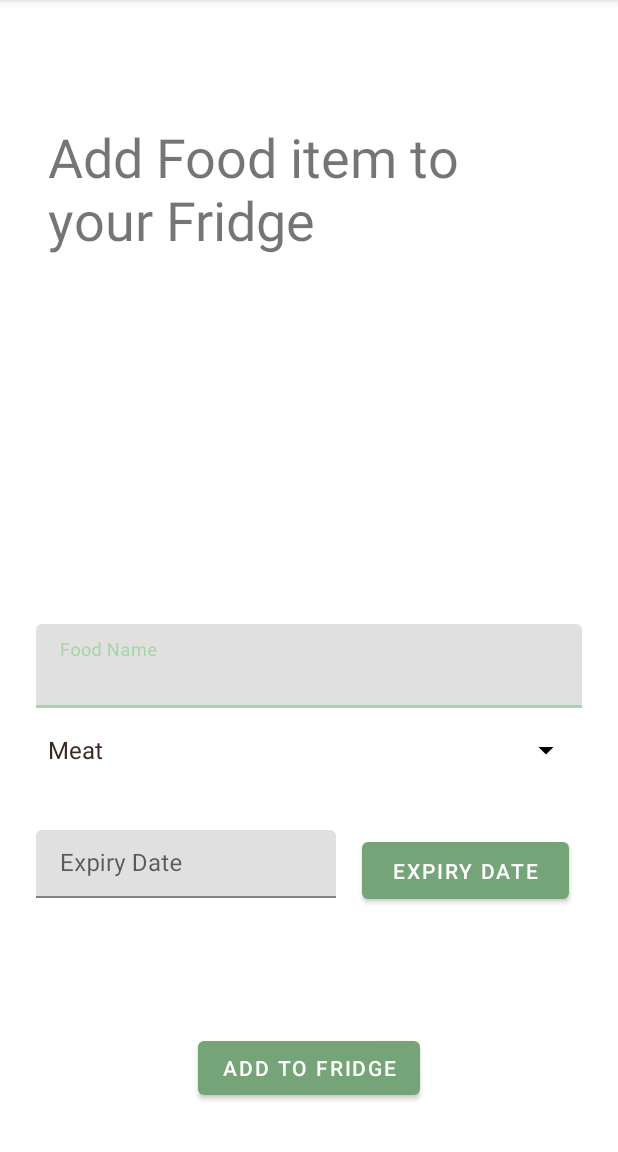
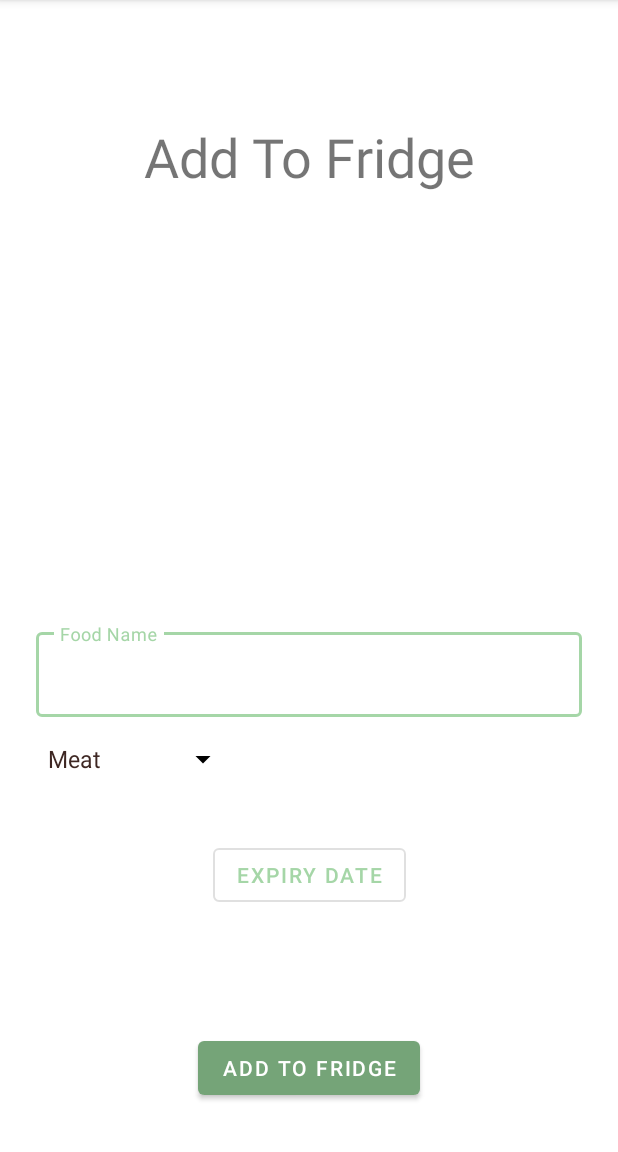
Before and after one commit to amailk/fridge-pal-android, an Android app: the AddFoodFragment screen opened directly, with no data from a screen before it, on a phone screen of 412 x 824 dp, the part 84-1236 px from its top. Run offline under Robolectric (Android 15) with nearby library versions, the phone set to English and light mode, and no system bars; Roboto replaces fonts that are not available here.

Commit message:
Update add food fragment

```diff
--- a/app/src/main/java/cp317/wlu/ca/fridgepal/fridge/AddFoodFragment.java
+++ b/app/src/main/java/cp317/wlu/ca/fridgepal/fridge/AddFoodFragment.java
@@ -28,7 +28,6 @@ import cp317.wlu.ca.fridgepal.repositories.FoodRepository;
 public class AddFoodFragment extends Fragment {
     private TextInputEditText mFoodName;
     private Spinner mFoodCategory;
-    private TextInputEditText datePicked;
     private Button selectExpiryButton;
 
     private Button mAddButton;
@@ -47,7 +46,6 @@ public class AddFoodFragment extends Fragment {
 
         mFoodName = v.findViewById(R.id.added_food_name);
         mFoodCategory = v.findViewById(R.id.added_food_category);
-        datePicked = v.findViewById(R.id.date_picked_edit_text);
         selectExpiryButton = v.findViewById(R.id.date_picker_open);
         mAddButton = v.findViewById(R.id.added_food_add_button);
 
@@ -87,8 +85,8 @@ public class AddFoodFragment extends Fragment {
 
             DatePickerDialog datePickerDialog = new DatePickerDialog(getContext(),
                     (view1, year, month, day) -> {
-                        datePicked.setText(day + "-" + (month + 1) + "-" + year);
                         expiryDate = new Date(year, month, day);
+                        selectExpiryButton.setText("Expiry: " + Food.DATE_FORMAT.format(expiryDate));
                     }, mYear, mMonth, mDay);
             datePickerDialog.show();
         });
--- a/app/src/main/java/cp317/wlu/ca/fridgepal/model/Food.java
+++ b/app/src/main/java/cp317/wlu/ca/fridgepal/model/Food.java
@@ -13,7 +13,7 @@ import java.util.Date;
 @IgnoreExtraProperties
 public class Food implements Serializable {
 
-    private static final SimpleDateFormat DATE_FORMAT = new SimpleDateFormat("dd MMM YYYY");
+    public static final SimpleDateFormat DATE_FORMAT = new SimpleDateFormat("dd MMM YYYY");
 
     private String name;
     private String addedDate;
--- a/app/src/main/res/layout/add_food_fragment_layout.xml
+++ b/app/src/main/res/layout/add_food_fragment_layout.xml
@@ -8,6 +8,7 @@
 
     <com.google.android.material.textfield.TextInputLayout
         android:id="@+id/textInputLayout"
+        style="@style/Widget.MaterialComponents.TextInputLayout.OutlinedBox"
         android:layout_width="0dp"
         android:layout_height="wrap_content"
         android:layout_marginStart="8dp"
@@ -21,12 +22,13 @@
             android:id="@+id/added_food_name"
             android:layout_width="match_parent"
             android:layout_height="wrap_content"
+            android:maxLines="1"
             android:hint="Food Name" />
     </com.google.android.material.textfield.TextInputLayout>
 
     <Spinner
         android:id="@+id/added_food_category"
-        android:layout_width="0dp"
+        android:layout_width="wrap_content"
         android:layout_height="wrap_content"
         android:layout_marginStart="8dp"
         android:layout_marginTop="16dp"
@@ -47,43 +49,27 @@
         app:layout_constraintEnd_toEndOf="parent"
         app:layout_constraintStart_toStartOf="parent" />
 
-    <com.google.android.material.textfield.TextInputLayout
-        android:id="@+id/date_picked"
-        android:layout_width="200dp"
-        android:layout_height="45dp"
-        android:layout_marginStart="8dp"
-        android:layout_marginBottom="8dp"
-        app:layout_constraintBottom_toTopOf="@+id/added_food_add_button"
-        app:layout_constraintStart_toStartOf="parent"
-        app:layout_constraintTop_toBottomOf="@+id/textInputLayout">
-
-        <com.google.android.material.textfield.TextInputEditText
-            android:id="@+id/date_picked_edit_text"
-            android:layout_width="match_parent"
-            android:layout_height="wrap_content"
-            android:hint="Expiry Date" />
-    </com.google.android.material.textfield.TextInputLayout>
-
-    <Button
+    <com.google.android.material.button.MaterialButton
+        style="@style/Widget.MaterialComponents.Button.OutlinedButton"
         android:id="@+id/date_picker_open"
-        android:layout_width="138dp"
-        android:layout_height="50dp"
+        android:layout_width="wrap_content"
+        android:layout_height="wrap_content"
         android:layout_marginStart="8dp"
         android:layout_marginEnd="8dp"
         android:text="Expiry Date"
         app:layout_constraintBottom_toTopOf="@+id/added_food_add_button"
         app:layout_constraintEnd_toEndOf="parent"
-        app:layout_constraintStart_toEndOf="@+id/date_picked"
+        app:layout_constraintStart_toStartOf="parent"
         app:layout_constraintTop_toBottomOf="@+id/textInputLayout" />
 
     <TextView
         android:id="@+id/textView4"
-        android:layout_width="0dp"
+        android:layout_width="wrap_content"
         android:layout_height="wrap_content"
         android:layout_marginStart="16dp"
         android:layout_marginTop="64dp"
         android:layout_marginEnd="16dp"
-        android:text="Add Food item to your Fridge"
+        android:text="Add To Fridge"
         android:textAlignment="viewStart"
         android:textAllCaps="false"
         android:textSize="36sp"
```
